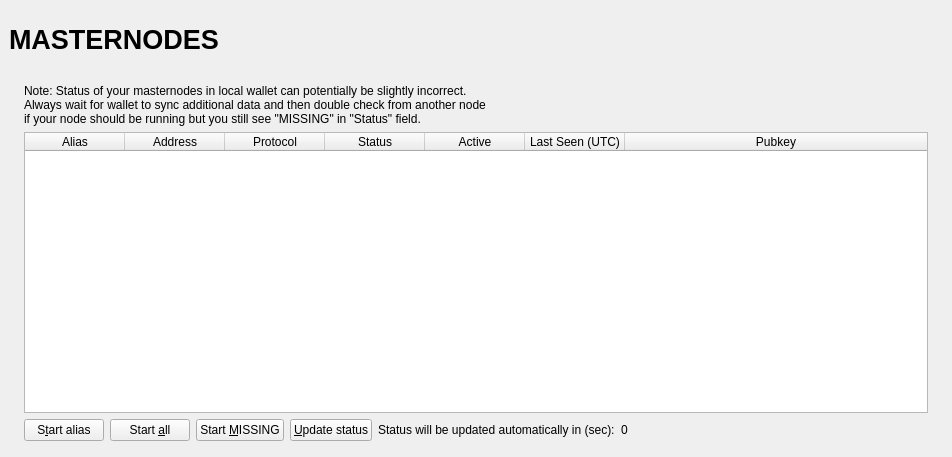
First picture: the form in src/qt/forms/masternodelist.ui, repository smupyknight/htc-pivx, before the edit.
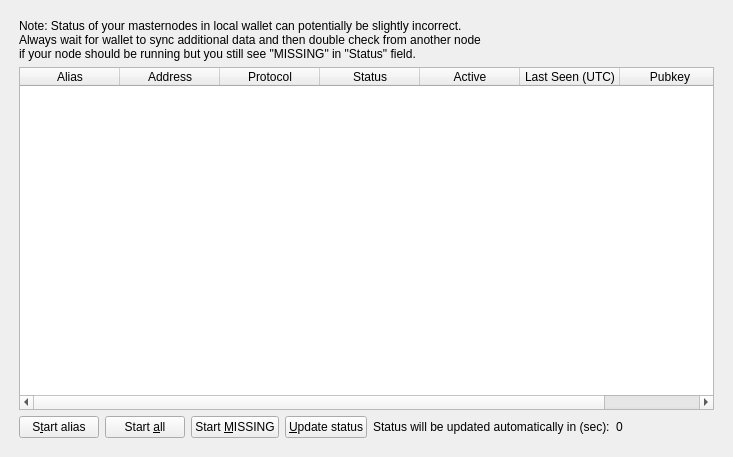
Second picture: the form after the edit.

What changed in the file:
```diff
--- a/src/qt/forms/masternodelist.ui
+++ b/src/qt/forms/masternodelist.ui
@@ -13,155 +13,29 @@
   <property name="windowTitle">
    <string>Form</string>
   </property>
-  <layout class="QVBoxLayout" name="topLayout" stretch="0">
+  <layout class="QVBoxLayout" name="topLayout">
    <property name="leftMargin">
-    <number>9</number>
+    <number>10</number>
    </property>
    <property name="topMargin">
-    <number>9</number>
+    <number>10</number>
    </property>
    <property name="rightMargin">
-    <number>9</number>
+    <number>10</number>
    </property>
    <property name="bottomMargin">
-    <number>9</number>
+    <number>10</number>
    </property>
    <item>
-    <layout class="QVBoxLayout" name="verticalLayout_Master" stretch="0,1">
-     <property name="spacing">
-      <number>0</number>
-     </property>
-     <item>
-      <widget class="QFrame" name="frame_Header">
-       <layout class="QVBoxLayout" name="verticalLayout_4">
-        <property name="leftMargin">
-         <number>0</number>
-        </property>
-        <property name="topMargin">
-         <number>0</number>
-        </property>
-        <property name="rightMargin">
-         <number>0</number>
-        </property>
-        <property name="bottomMargin">
-         <number>0</number>
-        </property>
-        <item>
-         <layout class="QHBoxLayout" name="horizontalLayout_Header" stretch="1,0,1">
-          <item>
-           <widget class="QLabel" name="labelOverviewHeaderLeft">
-            <property name="minimumSize">
-             <size>
-              <width>464</width>
-              <height>60</height>
-             </size>
-            </property>
-            <property name="maximumSize">
-             <size>
-              <width>16777215</width>
-              <height>60</height>
-             </size>
-            </property>
-            <property name="font">
-             <font>
-              <pointsize>20</pointsize>
-              <weight>75</weight>
-              <bold>true</bold>
-             </font>
-            </property>
-            <property name="text">
-             <string>MASTERNODES</string>
-            </property>
-           </widget>
-          </item>
-          <item>
-           <spacer name="horizontalSpacer">
-            <property name="orientation">
-             <enum>Qt::Horizontal</enum>
-            </property>
-            <property name="sizeHint" stdset="0">
-             <size>
-              <width>40</width>
-              <height>20</height>
-             </size>
-            </property>
-           </spacer>
-          </item>
-          <item>
-           <widget class="QLabel" name="labelOverviewHeaderRight">
-            <property name="minimumSize">
-             <size>
-              <width>464</width>
-              <height>60</height>
-             </size>
-            </property>
-            <property name="maximumSize">
-             <size>
-              <width>16777215</width>
-              <height>60</height>
-             </size>
-            </property>
-            <property name="font">
-             <font>
-              <pointsize>14</pointsize>
-             </font>
-            </property>
-            <property name="text">
-             <string/>
-            </property>
-            <property name="alignment">
-             <set>Qt::AlignRight|Qt::AlignTrailing|Qt::AlignVCenter</set>
-            </property>
-           </widget>
-          </item>
-         </layout>
-        </item>
-       </layout>
-      </widget>
-     </item>
-     <item>
-      <widget class="QFrame" name="frame_BG">
-       <layout class="QVBoxLayout" name="verticalLayout_3">
-        <property name="leftMargin">
-         <number>6</number>
-        </property>
-        <property name="topMargin">
-         <number>6</number>
-        </property>
-        <property name="rightMargin">
-         <number>6</number>
-        </property>
-        <property name="bottomMargin">
-         <number>6</number>
-        </property>
-        <item>
-         <widget class="QFrame" name="frame_Content">
-          <layout class="QVBoxLayout" name="verticalLayout">
-           <property name="spacing">
-            <number>0</number>
-           </property>
-           <property name="leftMargin">
-            <number>0</number>
-           </property>
-           <property name="topMargin">
-            <number>0</number>
-           </property>
-           <property name="rightMargin">
-            <number>0</number>
-           </property>
-           <property name="bottomMargin">
-            <number>0</number>
-           </property>
-           <item>
+     <widget class="QWidget" name="tabMyMasternodes">
+      <attribute name="title">
+       <string>My Masternodes</string>
+      </attribute>
             <layout class="QGridLayout" name="gridLayout_2">
-             <property name="spacing">
-              <number>2</number>
-             </property>
              <item row="0" column="0">
-              <widget class="QFrame" name="frameList">
                <layout class="QVBoxLayout" name="verticalLayout_2">
                 <property name="bottomMargin">
-                 <number>1</number>
+          <number>0</number>
                 </property>
                 <item>
                  <layout class="QHBoxLayout" name="horizontalLayout_note">
@@ -340,17 +214,9 @@
                  </layout>
                 </item>
                </layout>
-              </widget>
-             </item>
-            </layout>
-           </item>
-          </layout>
-         </widget>
-        </item>
-       </layout>
-      </widget>
-     </item>
-    </layout>
+       </item>
+      </layout>
+     </widget>
    </item>
   </layout>
  </widget>
```
Left out of the diff: 3 changed lines with no effect on the pictures. Lines whose indentation alone changed are shown as unchanged.
